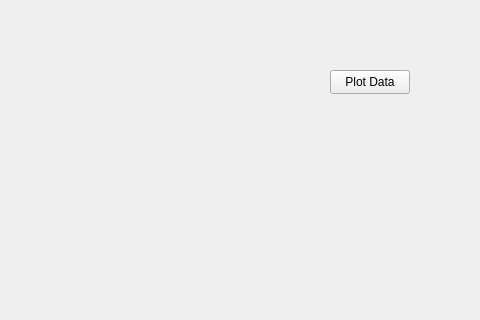
rupertwaldron/SpectrumAnalyser, file mainwindow.ui: the form before one commit; both pictures show x 320 to 800 and y 0 to 320 of the 800 by 600 pixel window.
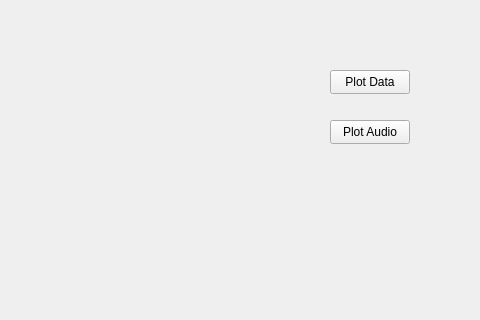
The form after the commit. Custom widgets are drawn as their Qt base class.

Commit message: added button to plot audio

```diff
--- a/mainwindow.ui
+++ b/mainwindow.ui
@@ -37,6 +37,19 @@
      <string>Plot Data</string>
     </property>
    </widget>
+   <widget class="QPushButton" name="btnAudio">
+    <property name="geometry">
+     <rect>
+      <x>650</x>
+      <y>120</y>
+      <width>80</width>
+      <height>24</height>
+     </rect>
+    </property>
+    <property name="text">
+     <string>Plot Audio</string>
+    </property>
+   </widget>
   </widget>
  </widget>
  <customwidgets>
```
The commit also changes 6 other files.
